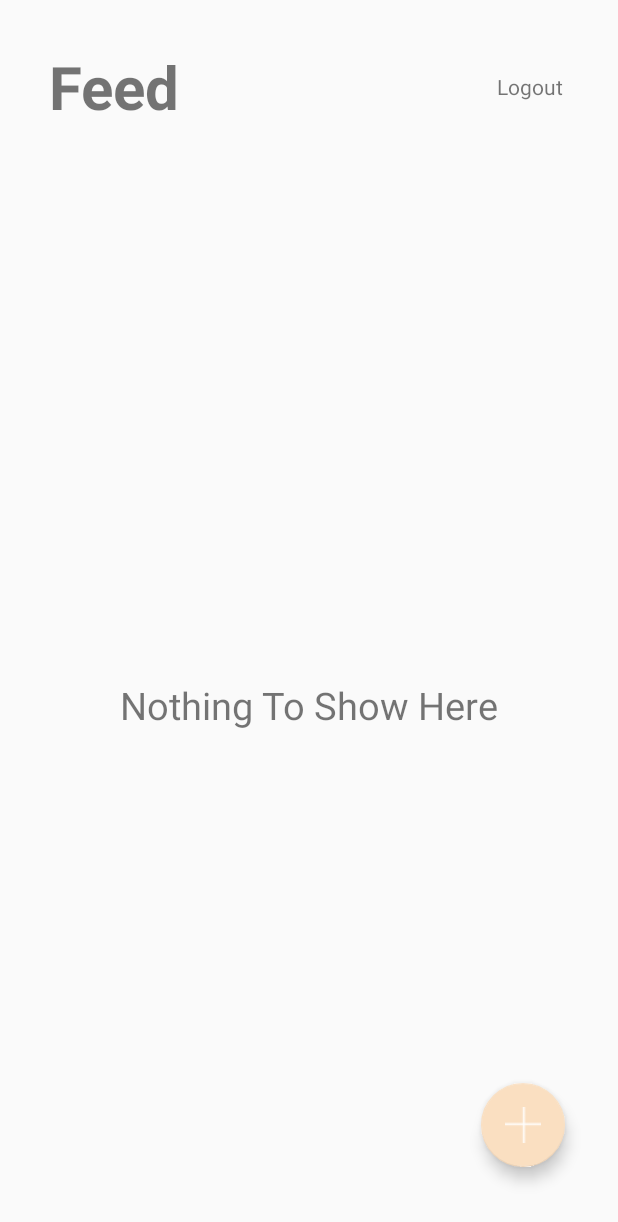
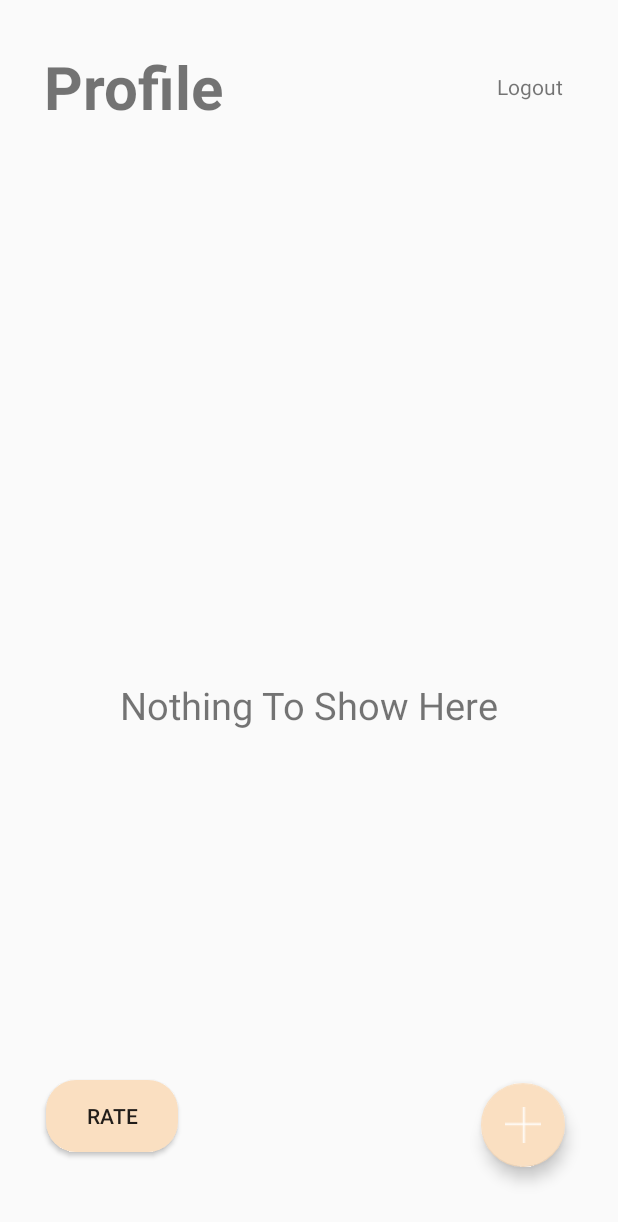
Before and after one commit to iamnotryaaaan/EBarterApp, an Android app: the screen it shows after launch once a user with an empty profile is signed in (Feed), on a phone screen of 412 x 824 dp. Shown: the top 1222 px of the screen. Run offline under Robolectric (Android 15) with nearby library versions, the phone set to English and light mode, and no system bars; our stand-ins replace Firebase (no records; nobody signed in at launch, a user with empty details on screens opened directly).

Commit message:
rate button added profile button added

```diff
--- a/app/src/main/AndroidManifest.xml
+++ b/app/src/main/AndroidManifest.xml
@@ -21,6 +21,12 @@
             android:name=".Feed"
             android:exported="false" />
         <activity
+            android:name=".Rate"
+            android:exported="false" />
+        <activity
+            android:name=".Profile"
+            android:exported="false" />
+        <activity
             android:name=".MainActivity"
             android:exported="true" />
         <activity
--- a/app/src/main/java/com/example/loginactivity/Feed.java
+++ b/app/src/main/java/com/example/loginactivity/Feed.java
@@ -10,6 +10,7 @@ import android.content.Intent;
 import android.os.Bundle;
 import android.util.Log;
 import android.view.View;
+import android.widget.Button;
 import android.widget.TextView;
 
 import com.example.loginactivity.ui.login.RVAdapter;
@@ -33,6 +34,9 @@ public class Feed extends AppCompatActivity {
     RVAdapter rvAdapter;
     TextView dispEmpty, logOut;
     FloatingActionButton create;
+    Button rate;
+    TextView profile;
+
 
     @Override
     protected void onCreate(Bundle savedInstanceState) {
@@ -40,6 +44,8 @@ public class Feed extends AppCompatActivity {
         setContentView(R.layout.activity_feed);
 
         Intent intent = new Intent(this, Post.class);
+        Intent startRate = new Intent(this,Rate.class);
+        Intent startProfile = new Intent(this,Profile.class);
 
         progressDialog = new ProgressDialog(this);
         progressDialog.setCancelable(false);
@@ -49,6 +55,8 @@ public class Feed extends AppCompatActivity {
         recyclerView = findViewById(R.id.recyclerView);
         create = findViewById(R.id.create_item);
         logOut = findViewById(R.id.logout);
+        rate = findViewById(R.id.ratebutton);
+        profile = findViewById(R.id.profile);
 
         recyclerView.setHasFixedSize(true);
         recyclerView.setLayoutManager(new LinearLayoutManager(this));
@@ -60,6 +68,21 @@ public class Feed extends AppCompatActivity {
         recyclerView.setAdapter(rvAdapter);
 
         EventChangeListener();
+
+        rate.setOnClickListener(new View.OnClickListener() {
+            @Override
+            public void onClick(View v) {
+                startActivity(startRate);
+            }
+        });
+
+        profile.setOnClickListener(new View.OnClickListener() {
+            @Override
+            public void onClick(View v) {
+                startActivity(startProfile);
+            }
+        });
+
 
         create.setOnClickListener(new View.OnClickListener() {
             @Override
--- a/app/src/main/res/layout/activity_feed.xml
+++ b/app/src/main/res/layout/activity_feed.xml
@@ -7,10 +7,12 @@
     tools:context=".Feed">
 
     <TextView
+        android:id="@+id/profile"
         android:layout_width="wrap_content"
         android:layout_height="wrap_content"
-        android:text="Feed"
+        android:text="Profile"
         android:textSize="40sp"
+        android:clickable="true"
         app:layout_constraintHorizontal_bias="0.1"
         android:textStyle="bold"
         app:layout_constraintBottom_toTopOf="@id/const_layout"
@@ -73,6 +75,20 @@
             app:layout_constraintStart_toStartOf="parent"
             app:layout_constraintTop_toTopOf="parent"/>
 
+        <Button
+            android:id="@+id/ratebutton"
+            android:layout_width="wrap_content"
+            android:layout_height="wrap_content"
+            android:background="@drawable/button_bg"
+            android:backgroundTint="@color/sky"
+            android:text="Rate"
+            app:layout_constraintBottom_toBottomOf="parent"
+            app:layout_constraintEnd_toStartOf="@+id/create_item"
+            app:layout_constraintHorizontal_bias="0.133"
+            app:layout_constraintStart_toStartOf="parent"
+            app:layout_constraintTop_toBottomOf="@+id/disp_empty"
+            app:layout_constraintVertical_bias="0.807" />
+
     </androidx.constraintlayout.widget.ConstraintLayout>
 
 
--- a/app/src/main/res/layout/activity_rate.xml
+++ b/app/src/main/res/layout/activity_rate.xml
@@ -28,7 +28,7 @@
         app:layout_constraintTop_toTopOf="parent" />
 
     <Button
-        android:id="@+id/button7"
+        android:id="@+id/donebutton"
         android:layout_width="wrap_content"
         android:layout_height="wrap_content"
         android:text="Done"
@@ -85,7 +85,7 @@
         android:layout_height="wrap_content"
         android:text="5 - Excellent!"
         app:layout_constraintTop_toBottomOf="@id/textView16"
-        app:layout_constraintBottom_toTopOf="@id/button7"
+        app:layout_constraintBottom_toTopOf="@id/donebutton"
         app:layout_constraintEnd_toEndOf="parent"
         app:layout_constraintStart_toStartOf="parent"
         tools:layout_editor_absoluteY="302dp" />
```
Also changed, not shown: app/src/main/java/com/example/loginactivity/Profile.java (added, +13 -0 lines), app/src/main/java/com/example/loginactivity/Rate.java (added, +31 -0 lines), app/src/main/res/layout/activity_profile.xml (+19 -15 lines).
